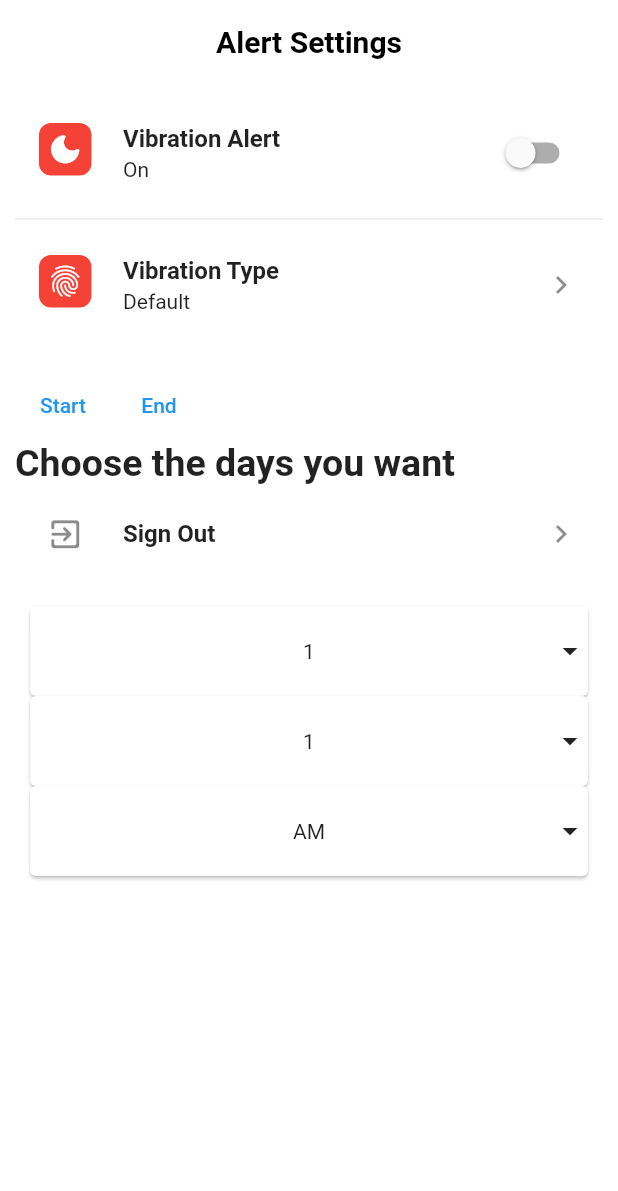
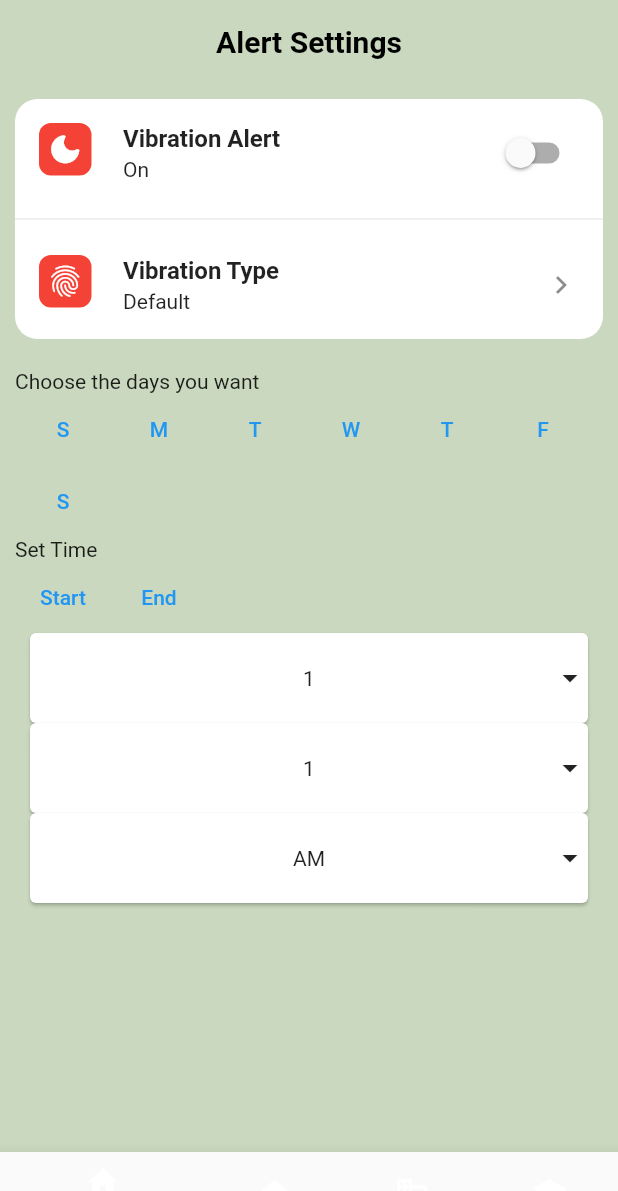
Before and after one commit to aishu1822/PostURight, a Flutter app: the screen it shows after launch, on a phone screen of 412 x 824 dp. Shown: the top 1191 px of the screen. Run offline on Flutter 3.47's test engine with Material 2 defaults, Android fonts, the phone set to English and light mode, and no system bars; drawn by our look-alikes of babstrap_settings_screen; missing offline and left inert: direct_select.

Commit message:
changed background color, added days

```diff
--- a/posturight/lib/main.dart
+++ b/posturight/lib/main.dart
@@ -118,6 +118,7 @@ import 'package:flutter/material.dart';
 import 'package:babstrap_settings_screen/babstrap_settings_screen.dart';
 import 'package:direct_select/direct_select.dart';
 
+
 void main() {
   runApp(MyApp());
 }
@@ -229,7 +230,7 @@ class _MyAppState extends State<MyApp> {
   Widget build(BuildContext context) {
     return MaterialApp(
       home: Scaffold(
-        backgroundColor: Colors.white.withOpacity(.94),
+        backgroundColor: Color.fromARGB(255, 198, 214, 186).withOpacity(.94),
         appBar: AppBar(
           title: const Text(
             "Alert Settings",
@@ -275,6 +276,60 @@ class _MyAppState extends State<MyApp> {
                   ),
                 ],
               ),
+              const Text("Choose the days you want"),
+              Wrap(children: [
+                TextButton(
+                  style: ButtonStyle(
+                    foregroundColor: MaterialStateProperty.all<Color>(Colors.blue),
+                  ),
+                  onPressed: () { },
+                  child: const Text('S'),
+                ),
+                TextButton(
+                  style: ButtonStyle(
+                    foregroundColor: MaterialStateProperty.all<Color>(Colors.blue),
+                  ),
+                  onPressed: () { },
+                  child: const Text('M'),
+                ),
+                TextButton(
+                  style: ButtonStyle(
+                    foregroundColor: MaterialStateProperty.all<Color>(Colors.blue),
+                  ),
+                  onPressed: () { },
+                  child: const Text('T'),
+                ),
+                TextButton(
+                  style: ButtonStyle(
+                    foregroundColor: MaterialStateProperty.all<Color>(Colors.blue),
+                  ),
+                  onPressed: () { },
+                  child: const Text('W'),
+                ),
+                TextButton(
+                  style: ButtonStyle(
+                    foregroundColor: MaterialStateProperty.all<Color>(Colors.blue),
+                  ),
+                  onPressed: () { },
+                  child: const Text('T'),
+                ),
+                TextButton(
+                  style: ButtonStyle(
+                    foregroundColor: MaterialStateProperty.all<Color>(Colors.blue),
+                  ),
+                  onPressed: () { },
+                  child: const Text('F'),
+                ),
+                TextButton(
+                  style: ButtonStyle(
+                    foregroundColor: MaterialStateProperty.all<Color>(Colors.blue),
+                  ),
+                  onPressed: () { },
+                  child: const Text('S'),
+                ),
+              ]),
+
+              const Text("Set Time"),
               Row(children: [
                 TextButton(
                   style: ButtonStyle(
@@ -291,18 +346,6 @@ class _MyAppState extends State<MyApp> {
                   child: const Text('End'),
                 ),
               ]),
-
-              // You can add a settings title
-              SettingsGroup(
-                settingsGroupTitle: "Choose the days you want",
-                items: [
-                  SettingsItem(
-                    onTap: () {},
-                    icons: Icons.exit_to_app_rounded,
-                    title: "Sign Out",
-                  ),
-                ],
-              ),
               Wrap(children: [
                   DirectSelect(
                     itemExtent: 35.0,
@@ -398,6 +441,27 @@ class _MyAppState extends State<MyApp> {
             ],
           ),
         ),
+
+        bottomNavigationBar: BottomNavigationBar(
+          items: const[
+            BottomNavigationBarItem(
+              icon : Icon(Icons.home),
+              label : 'Home',
+            ),
+            BottomNavigationBarItem(
+              icon : Icon(Icons.home),
+              label : 'Profile',
+            ),
+            BottomNavigationBarItem(
+              icon : Icon(Icons.business),
+              label : 'Exercise',
+            ),
+            BottomNavigationBarItem(
+              icon : Icon(Icons.school),
+              label : 'Alerts',
+            ),
+          ]
+        ),
       ),
     );
   }
--- a/posturight/pubspec.yaml
+++ b/posturight/pubspec.yaml
@@ -40,6 +40,7 @@ dependencies:
   babstrap_settings_screen: ^0.1.5+1
   horizontal_week_calendar: ^0.0.7
   direct_select: ^2.0.0
+  colorful_background: ^0.0.4
 
 dev_dependencies:
   flutter_test:
```
Also changed, not shown: posturight/pubspec.lock.
